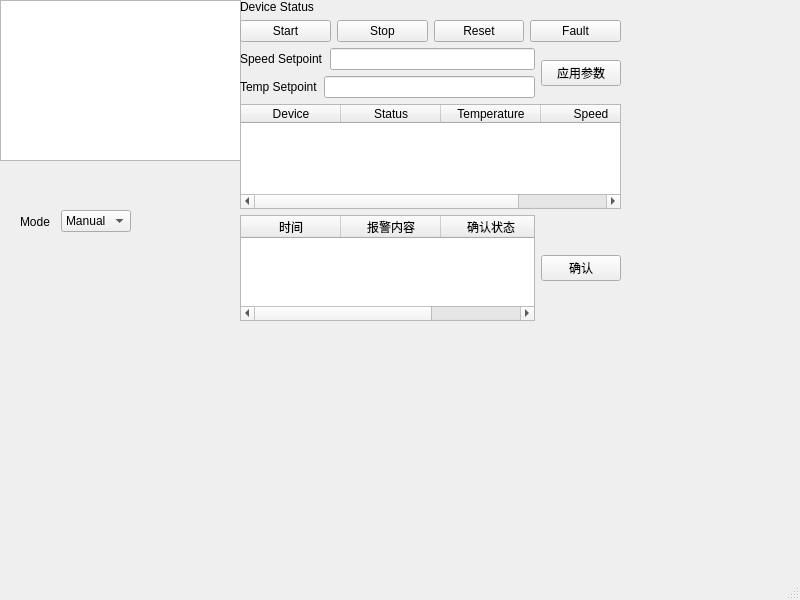
Old version of the form mainwindow.ui in the repository P1ko0/industrial-device-monitor.
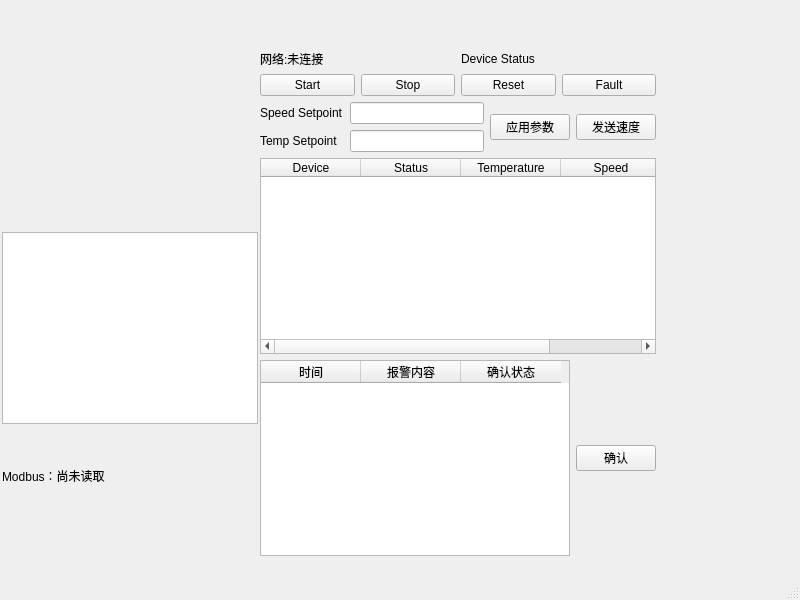
New version of the form.

Commit message: Read Modbus input registers and display results

Diff of the .ui file:
```diff
--- a/mainwindow.ui
+++ b/mainwindow.ui
@@ -14,62 +14,25 @@
    <string>MainWindow</string>
   </property>
   <widget class="QWidget" name="centralwidget">
-   <widget class="QPlainTextEdit" name="logEdit">
-    <property name="geometry">
-     <rect>
-      <x>0</x>
-      <y>0</y>
-      <width>241</width>
-      <height>161</height>
-     </rect>
-    </property>
-    <property name="readOnly">
-     <bool>true</bool>
-    </property>
-   </widget>
    <widget class="QWidget" name="layoutWidget">
     <property name="geometry">
      <rect>
-      <x>20</x>
-      <y>210</y>
-      <width>111</width>
-      <height>23</height>
+      <x>260</x>
+      <y>50</y>
+      <width>396</width>
+      <height>506</height>
      </rect>
     </property>
-    <layout class="QHBoxLayout" name="horizontalLayout_3">
+    <layout class="QVBoxLayout" name="verticalLayout">
      <item>
-      <widget class="QLabel" name="label_3">
-       <property name="text">
-        <string>Mode</string>
-       </property>
-      </widget>
-     </item>
+      <layout class="QHBoxLayout" name="horizontalLayout_5">
      <item>
-      <widget class="QComboBox" name="comboBox">
-       <item>
+        <widget class="QLabel" name="connectionLabel">
         <property name="text">
-         <string>Manual</string>
-        </property>
-       </item>
-       <item>
-        <property name="text">
-         <string>Auto</string>
-        </property>
-       </item>
-      </widget>
-     </item>
-    </layout>
-   </widget>
-   <widget class="QWidget" name="layoutWidget">
-    <property name="geometry">
-     <rect>
-      <x>240</x>
-      <y>0</y>
-      <width>381</width>
-      <height>321</height>
-     </rect>
-    </property>
-    <layout class="QVBoxLayout" name="verticalLayout_2">
+          <string>网络:未连接</string>
+         </property>
+        </widget>
+       </item>
      <item>
       <widget class="QLabel" name="statusLabel">
        <property name="text">
@@ -77,8 +40,10 @@
        </property>
       </widget>
      </item>
+      </layout>
+     </item>
      <item>
-      <layout class="QHBoxLayout" name="horizontalLayout_2">
+      <layout class="QHBoxLayout" name="horizontalLayout_4">
        <item>
         <widget class="QPushButton" name="startButton">
          <property name="text">
@@ -110,39 +75,31 @@
       </layout>
      </item>
      <item>
-      <layout class="QHBoxLayout" name="horizontalLayout_5">
+      <layout class="QHBoxLayout" name="horizontalLayout_2">
        <item>
-        <layout class="QVBoxLayout" name="verticalLayout">
-         <item>
-          <layout class="QHBoxLayout" name="horizontalLayout_4">
-           <item>
+        <layout class="QFormLayout" name="formLayout">
+         <item row="0" column="0">
             <widget class="QLabel" name="label_2">
              <property name="text">
               <string>Speed Setpoint</string>
              </property>
             </widget>
            </item>
-           <item>
+         <item row="0" column="1">
             <widget class="QLineEdit" name="speedEdit"/>
            </item>
-          </layout>
-         </item>
-         <item>
-          <layout class="QHBoxLayout" name="horizontalLayout">
-           <item>
+         <item row="1" column="0">
             <widget class="QLabel" name="label_4">
              <property name="text">
               <string>Temp Setpoint</string>
              </property>
             </widget>
            </item>
-           <item>
+         <item row="1" column="1">
             <widget class="QLineEdit" name="tempLimitEdit"/>
            </item>
           </layout>
          </item>
-        </layout>
-       </item>
        <item>
         <widget class="QPushButton" name="applyButton">
          <property name="text">
@@ -150,6 +107,13 @@
          </property>
         </widget>
        </item>
+       <item>
+        <widget class="QPushButton" name="sendSpeedButton">
+         <property name="text">
+          <string>发送速度</string>
+         </property>
+        </widget>
+       </item>
       </layout>
      </item>
      <item>
@@ -177,7 +141,7 @@
       </widget>
      </item>
      <item>
-      <layout class="QHBoxLayout" name="horizontalLayout_6">
+      <layout class="QHBoxLayout" name="horizontalLayout">
        <item>
         <widget class="QTableWidget" name="tableAlarm">
          <property name="selectionMode">
@@ -217,6 +181,32 @@
      </item>
     </layout>
    </widget>
+   <widget class="QLabel" name="modbusDataLabel">
+    <property name="geometry">
+     <rect>
+      <x>2</x>
+      <y>430</y>
+      <width>231</width>
+      <height>91</height>
+     </rect>
+    </property>
+    <property name="text">
+     <string>Modbus：尚未读取</string>
+    </property>
+   </widget>
+   <widget class="QPlainTextEdit" name="logEdit">
+    <property name="geometry">
+     <rect>
+      <x>2</x>
+      <y>232</y>
+      <width>256</width>
+      <height>192</height>
+     </rect>
+    </property>
+    <property name="readOnly">
+     <bool>true</bool>
+    </property>
+   </widget>
   </widget>
   <widget class="QMenuBar" name="menubar">
    <property name="geometry">
```
Lines whose indentation alone changed are shown as unchanged. The commit also changes 5 other files.
